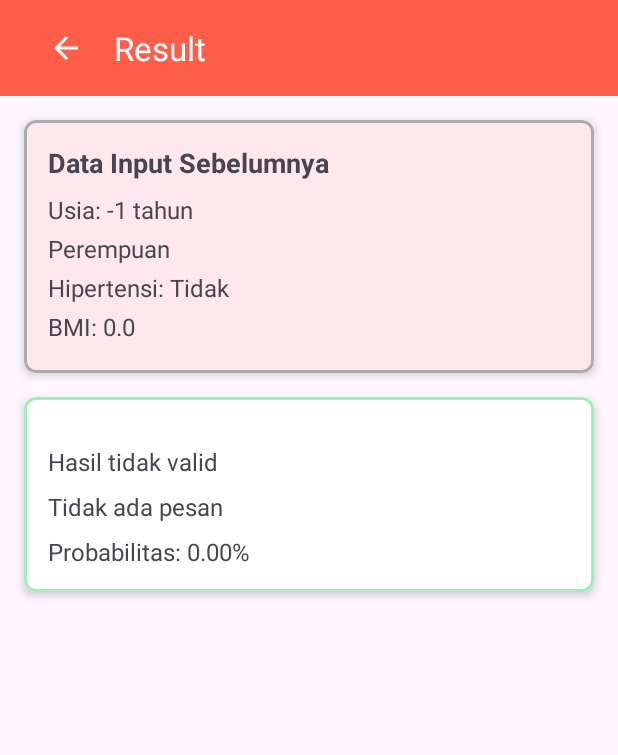
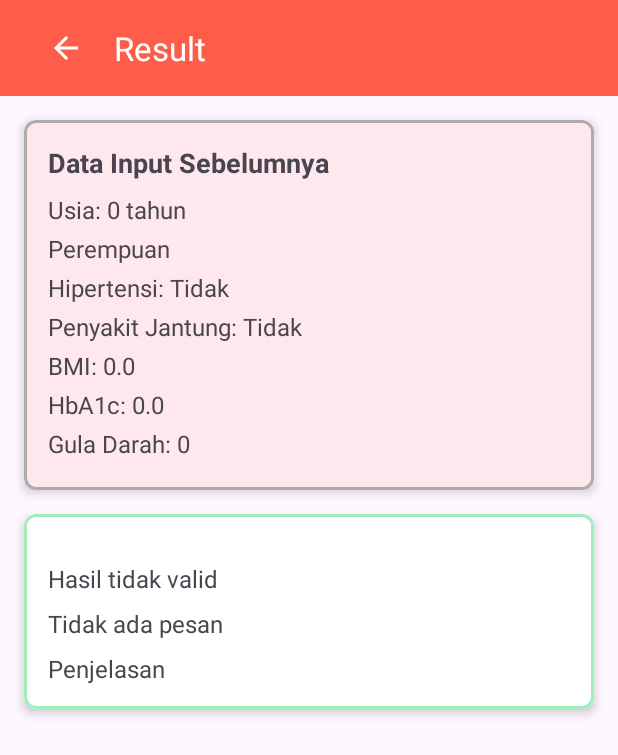
Before and after one commit to DiaCheck-C242-PS207/DiaCheck-MD, an Android app: the DetailActivity screen opened directly, with no data from a screen before it, on a phone screen of 412 x 824 dp. Shown: the top 755 px of the screen. Run offline under Robolectric (Android 15) with nearby library versions, the phone set to English and light mode, and no system bars; our stand-ins replace CircleImageView; network calls fail.

Commit message:
integrasi register,login,addForm ke database diacheck

```diff
--- a/app/build.gradle.kts
+++ b/app/build.gradle.kts
@@ -16,7 +16,7 @@ android {
         versionName = "1.0"
 
         testInstrumentationRunner = "androidx.test.runner.AndroidJUnitRunner"
-        buildConfigField("String", "BASE_URL", "\"https://story-api.dicoding.dev/v1/\"")
+        buildConfigField("String", "BASE_URL", "\"http://34.101.77.164:5000/\"")
     }
 
     buildTypes {
--- a/app/src/main/AndroidManifest.xml
+++ b/app/src/main/AndroidManifest.xml
@@ -9,6 +9,7 @@
         android:allowBackup="true"
         android:dataExtractionRules="@xml/data_extraction_rules"
         android:fullBackupContent="@xml/backup_rules"
+        android:networkSecurityConfig="@xml/network_security_config"
         android:icon="@mipmap/ic_launcher"
         android:label="@string/app_name"
         android:roundIcon="@mipmap/ic_launcher_round"
--- a/app/src/main/java/com/project/diacheck/ui/detail/DetailActivity.kt
+++ b/app/src/main/java/com/project/diacheck/ui/detail/DetailActivity.kt
@@ -27,22 +27,25 @@ class DetailActivity : AppCompatActivity() {
         binding = ActivityDetailBinding.inflate(layoutInflater)
         setContentView(binding.root)
 
-        // Ambil data input dari Intent
-        val age = intent.getFloatExtra("input_age", -1f).toInt()
-        val gender = intent.getFloatExtra("input_gender", 0f)
-        val hypertension = intent.getBooleanExtra("input_hypertension", false)
+        val age = intent.getIntExtra("input_age", 0)
+        val gender = intent.getIntExtra("input_gender", 0)
+        val hypertension = intent.getIntExtra("input_hypertension", 0)
+        val heartdisease = intent.getIntExtra("input_heartDisease", 0)
         val bmi = intent.getFloatExtra("input_bmi", 0f)
+        val hbA1c = intent.getFloatExtra("input_hbA1c", 0f)
+        val bloodGlucose = intent.getIntExtra("input_bloodGlucose", 0)
 
-        // Atur teks di cardInput
         binding.textViewInputAge.text = "Usia: $age tahun"
-        binding.textViewInputGender.text = if (gender == 1f) "Laki-laki" else "Perempuan"
-        binding.textViewInputHypertension.text = "Hipertensi: ${if (hypertension) "Ya" else "Tidak"}"
+        binding.textViewInputGender.text = if (gender == 1) "Laki-laki" else "Perempuan"
+        binding.textViewInputHypertension.text = "Hipertensi: ${if (hypertension == 1) "Ya" else "Tidak"}"
+        binding.textViewInputHeartDisease.text = "Penyakit Jantung: ${if (heartdisease == 1) "Ya" else "Tidak"}"
         binding.textViewInputBMI.text = "BMI: $bmi"
+        binding.textViewInputHbA1c.text = "HbA1c: $hbA1c"
+        binding.textViewInputBloodGlucose.text = "Gula Darah: $bloodGlucose"
 
         val prediction = intent.getIntExtra("prediction", -1)
         val predictionMessage = intent.getStringExtra("prediction_message")
         val predictionProbability = intent.getFloatExtra("prediction_probability", 0f)
-        val formattedProbability = String.format("%.2f", predictionProbability)
 
         val textViewPrediction = findViewById<TextView>(R.id.textViewPrediction)
         val textViewMessage = findViewById<TextView>(R.id.textViewMessage)
@@ -59,7 +62,6 @@ class DetailActivity : AppCompatActivity() {
 
         textViewPrediction.text = predictionResult
         textViewMessage.text = predictionMessage ?: "Tidak ada pesan"
-        textViewProbability.text = "Probabilitas: ${formattedProbability}%"
 
         val strokeColor = when {
             predictionProbability in 0f..20f -> R.color.light_green
--- a/app/src/main/java/com/project/diacheck/ui/form/FormFragment.kt
+++ b/app/src/main/java/com/project/diacheck/ui/form/FormFragment.kt
@@ -64,7 +64,8 @@ class FormFragment : Fragment() {
     }
 
     private fun observerFormsByUserId(userId: String) {
-        formViewModel.findFormByUserId(userId).observe(viewLifecycleOwner) { result ->
+        formViewModel.findFormByUserId(userId)
+        formViewModel.formResult.observe(viewLifecycleOwner) { result ->
             handleResult(result)
         }
     }
--- a/app/src/main/res/layout/activity_detail.xml
+++ b/app/src/main/res/layout/activity_detail.xml
@@ -74,12 +74,37 @@
                 android:layout_marginBottom="4dp" />
 
             <TextView
+                android:id="@+id/textViewInputHeartDisease"
+                android:layout_width="wrap_content"
+                android:layout_height="wrap_content"
+                android:text="Penyakit Jantung: Tidak"
+                android:textSize="16sp"
+                android:layout_marginBottom="4dp" />
+
+            <TextView
                 android:id="@+id/textViewInputBMI"
                 android:layout_width="wrap_content"
                 android:layout_height="wrap_content"
                 android:text="BMI: 25.0"
                 android:textSize="16sp"
                 android:layout_marginBottom="4dp" />
+
+            <TextView
+                android:id="@+id/textViewInputHbA1c"
+                android:layout_width="wrap_content"
+                android:layout_height="wrap_content"
+                android:text="HbA1c: 6.5"
+                android:textSize="16sp"
+                android:layout_marginBottom="4dp" />
+
+            <TextView
+                android:id="@+id/textViewInputBloodGlucose"
+                android:layout_width="wrap_content"
+                android:layout_height="wrap_content"
+                android:text="Gula Darah: 140"
+                android:textSize="16sp"
+                android:layout_marginBottom="4dp" />
+
         </LinearLayout>
     </com.google.android.material.card.MaterialCardView>
 
--- /dev/null
+++ b/app/src/main/res/xml/network_security_config.xml
@@ -0,0 +1,6 @@
+<?xml version="1.0" encoding="utf-8"?>
+<network-security-config>
+    <domain-config cleartextTrafficPermitted="true">
+        <domain includeSubdomains="true">34.101.77.164</domain>
+    </domain-config>
+</network-security-config>
--- a/gradle/libs.versions.toml
+++ b/gradle/libs.versions.toml
@@ -1,5 +1,5 @@
 [versions]
-agp = "8.5.0"
+agp = "8.6.0"
 kotlin = "1.9.0"
 coreKtx = "1.15.0"
 junit = "4.13.2"
```
Also changed, not shown: app/src/main/java/com/project/diacheck/data/remote/repository/FormRepository.kt (+7 -27 lines), app/src/main/java/com/project/diacheck/data/remote/repository/UserRepository.kt (+12 -4 lines), app/src/main/java/com/project/diacheck/data/remote/request/Request.kt (added, +23 -0 lines), app/src/main/java/com/project/diacheck/data/remote/response/AddHistoryResponse.kt (added, +19 -0 lines), app/src/main/java/com/project/diacheck/data/remote/response/DetailHistoriesResponse.kt (+16 -5 lines), app/src/main/java/com/project/diacheck/data/remote/response/FormResponse.kt (+9 -12 lines), app/src/main/java/com/project/diacheck/data/remote/response/LoginResponse.kt (+13 -16 lines), app/src/main/java/com/project/diacheck/data/remote/retrofit/ApiService.kt (+16 -12 lines), app/src/main/java/com/project/diacheck/ui/detail/AddFormActivity.kt (+77 -64 lines), app/src/main/java/com/project/diacheck/ui/form/FormViewModel.kt (+19 -11 lines), app/src/main/java/com/project/diacheck/ui/login/LoginActivity.kt (+22 -9 lines).
